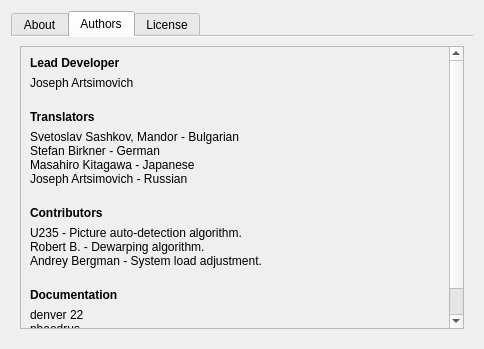
This is ui/AboutDialog.ui in ImageProcessing-ElectronicPublications/scantailor-deviant as Qt 5 draws it before an edit. The edited form follows.
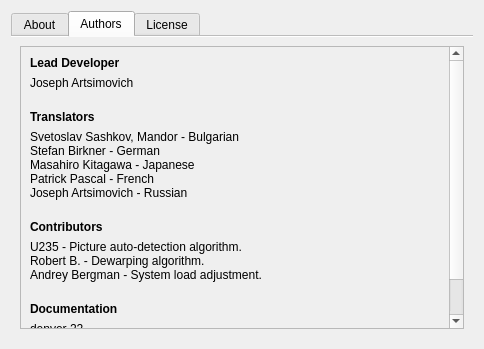
This is the edited form. Icons and pictures are not drawn.

Commit message: Update the list of translators.

Patch:
```diff
--- a/ui/AboutDialog.ui
+++ b/ui/AboutDialog.ui
@@ -98,7 +98,7 @@
             <x>0</x>
             <y>0</y>
             <width>425</width>
-            <height>300</height>
+            <height>313</height>
            </rect>
           </property>
           <layout class="QVBoxLayout" name="verticalLayout_2">
@@ -133,9 +133,10 @@
            <item>
             <widget class="QLabel" name="label_8">
              <property name="text">
-              <string>Svetoslav Sashkov, Mandor - Bulgarian
+              <string notr="true">Svetoslav Sashkov, Mandor - Bulgarian
 Stefan Birkner - German
 Masahiro Kitagawa - Japanese
+Patrick Pascal - French
 Joseph Artsimovich - Russian
 </string>
              </property>
```
Left out of the diff: 3 changed lines with no effect on the pictures.
